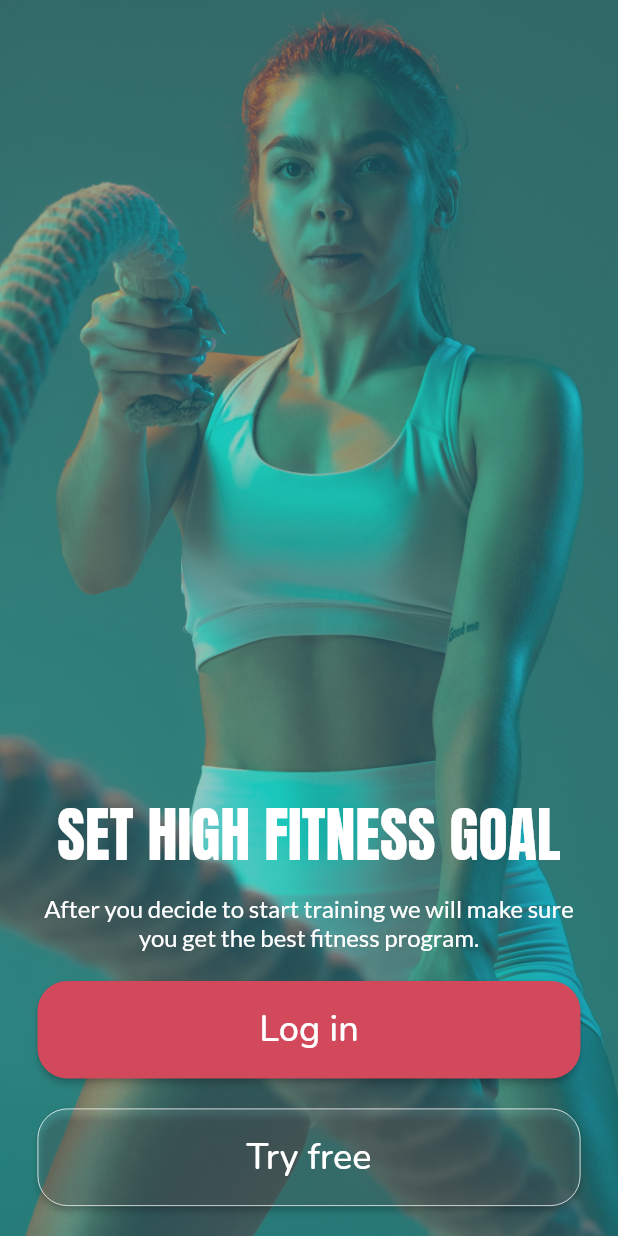
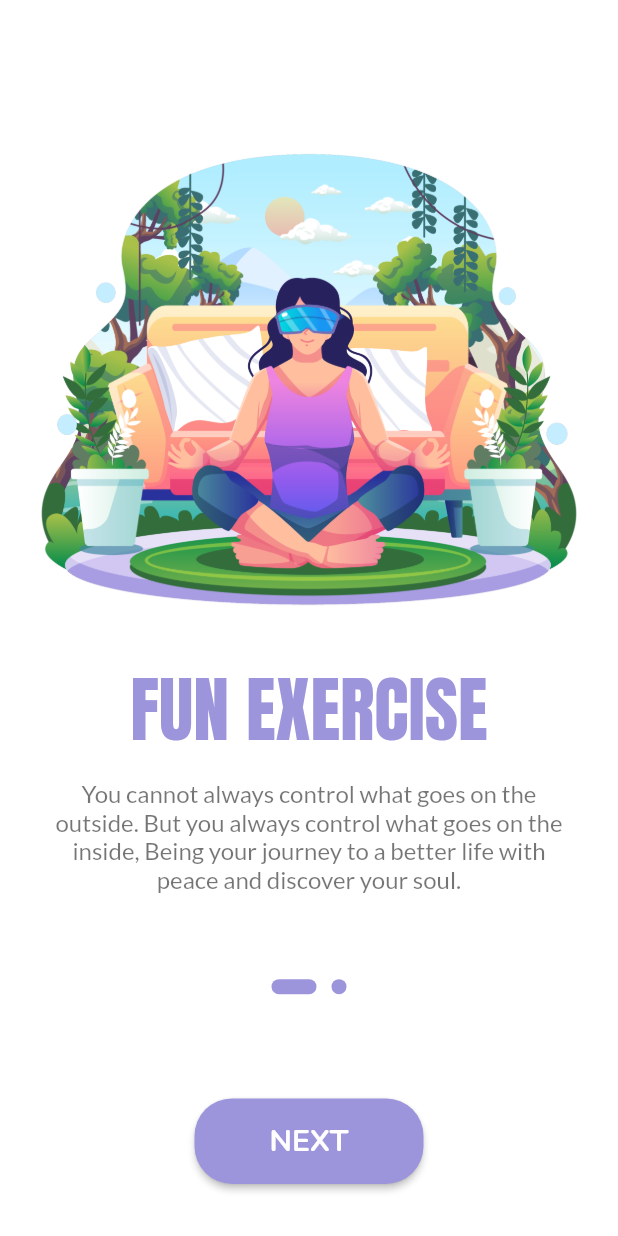
Before and after one commit to shubham24680/balance, a Flutter app: the screen it shows after launch, after a tap on "Try free", on a phone screen of 412 x 824 dp. Run offline on Flutter 3.47's test engine with Material 2 defaults, Android fonts, the light colour scheme and no system bars; drawn by our look-alikes of smooth_page_indicator; our stand-ins replace flutter_svg, google_fonts.

Commit message:
new pages added

```diff
--- a/lib/main.dart
+++ b/lib/main.dart
@@ -1,5 +1,6 @@
-import 'package:balance/onboarding.dart';
 import 'package:flutter/material.dart';
+import 'package:google_fonts/google_fonts.dart';
+import 'options.dart';
 
 void main() {
   runApp(const MainApp());
@@ -10,8 +11,14 @@ class MainApp extends StatelessWidget {
 
   @override
   Widget build(BuildContext context) {
-    return const MaterialApp(
-      home: OnboardingScreen(),
+    return MaterialApp(
+      theme: ThemeData(
+        textTheme: TextTheme(
+          displayLarge: GoogleFonts.anton(color: Colors.white, fontSize: 40),
+          displaySmall: GoogleFonts.lato(color: Colors.white, fontSize: 16),
+        ),
+      ),
+      home: const OptionScreen(),
       debugShowCheckedModeBanner: false,
     );
   }
--- a/lib/onboarding.dart
+++ b/lib/onboarding.dart
@@ -1,69 +1,110 @@
+import 'package:balance/permission.dart';
 import 'package:flutter/material.dart';
 import 'package:google_fonts/google_fonts.dart';
+import 'package:smooth_page_indicator/smooth_page_indicator.dart';
 import 'tool.dart';
 
-class OnboardingScreen extends StatelessWidget {
+class OnboardingScreen extends StatefulWidget {
   const OnboardingScreen({super.key});
+
+  @override
+  State<OnboardingScreen> createState() => _OnboardingScreenState();
+}
+
+class _OnboardingScreenState extends State<OnboardingScreen> {
+  final controller = PageController();
+  final title = {
+    1: "FUN EXERCISE",
+    2: "OWN YOUR HEALTH",
+  };
+  final subTitle = {
+    1: "You cannot always control what goes on the outside. But you always control what goes on the inside, Being your journey to a better life with peace and discover your soul.",
+    2: "Your Diet Is A Bank Account. Good Food Choices Are Good Investments.",
+  };
+
+  @override
+  void dispose() {
+    controller.dispose();
+    super.dispose();
+  }
+
+  pages(id) {
+    return Column(
+      mainAxisAlignment: MainAxisAlignment.start,
+      children: [
+        const SizedBox(height: 100),
+        Image.asset('Assets/Images/one ($id).png'),
+        const SizedBox(height: 30),
+        Padding(
+          padding: const EdgeInsets.symmetric(horizontal: 30),
+          child: Text(
+            title[id]!,
+            style: GoogleFonts.anton(color: purple, fontSize: 48),
+          ),
+        ),
+        const SizedBox(height: 10),
+        Padding(
+          padding: const EdgeInsets.symmetric(horizontal: 30),
+          child: Text(
+            subTitle[id]!,
+            textAlign: TextAlign.center,
+            style: GoogleFonts.lato(color: Colors.black54, fontSize: 16),
+          ),
+        )
+      ],
+    );
+  }
 
   @override
   Widget build(BuildContext context) {
     return Scaffold(
-      body: Container(
-        padding: const EdgeInsets.symmetric(horizontal: 25, vertical: 20),
-        decoration: BoxDecoration(
-          color: teal,
-          image: DecorationImage(
-            image: const AssetImage('Assets/Images/rope.jpg'),
-            fit: BoxFit.cover,
-            colorFilter: ColorFilter.mode(
-              Colors.black.withOpacity(0.5),
-              BlendMode.dstATop,
+      backgroundColor: Colors.white,
+      body: PageView(
+        controller: controller,
+        children: [
+          pages(1),
+          pages(2),
+        ],
+      ),
+      bottomSheet: Container(
+        color: Colors.white,
+        height: MediaQuery.of(context).size.height / 4,
+        width: double.maxFinite,
+        child: Column(
+          mainAxisAlignment: MainAxisAlignment.spaceAround,
+          children: [
+            SmoothPageIndicator(
+              controller: controller,
+              count: 2,
+              effect: const ExpandingDotsEffect(
+                activeDotColor: purple,
+                dotColor: purple,
+                spacing: 10.0,
+                dotHeight: 10.0,
+                dotWidth: 10.0,
+                paintStyle: PaintingStyle.fill,
+                strokeWidth: 1.0,
+              ),
             ),
-          ),
-        ),
-        child: Column(
-          mainAxisAlignment: MainAxisAlignment.end,
-          children: [
-            Text(
-              "SET HIGH FITNESS GOAL",
-              textAlign: TextAlign.center,
-              style: GoogleFonts.anton(color: Colors.white, fontSize: 40),
-            ),
-            const SizedBox(height: 10),
-            Text(
-              "After you decide to start training we will make sure you get the best fitness program.",
-              textAlign: TextAlign.center,
-              style: GoogleFonts.lato(color: Colors.white, fontSize: 16),
-            ),
-            const SizedBox(height: 20),
             ElevatedButton(
-              onPressed: () {},
+              onPressed: () {
+                Navigator.push(context, MaterialPageRoute(builder: (context) {
+                  return Permissions();
+                }));
+              },
               style: ElevatedButton.styleFrom(
-                  backgroundColor: red,
-                  minimumSize: const Size.fromHeight(65),
+                  backgroundColor: purple,
+                  padding:
+                      const EdgeInsets.symmetric(horizontal: 50, vertical: 15),
                   shape: RoundedRectangleBorder(
-                    borderRadius: BorderRadius.circular(20),
+                    borderRadius: BorderRadius.circular(25),
                   )),
               child: Text(
-                "Log in",
-                style: GoogleFonts.nunito(fontSize: 24),
+                "NEXT",
+                style: GoogleFonts.nunito(
+                    fontSize: 20, fontWeight: FontWeight.bold),
               ),
             ),
-            const SizedBox(height: 20),
-            ElevatedButton(
-              onPressed: () {},
-              style: ElevatedButton.styleFrom(
-                  backgroundColor: Colors.white10,
-                  minimumSize: const Size.fromHeight(65),
-                  side: const BorderSide(color: Colors.white, width: 0.5),
-                  shape: RoundedRectangleBorder(
-                    borderRadius: BorderRadius.circular(20),
-                  )),
-              child: Text(
-                "Try free",
-                style: GoogleFonts.nunito(fontSize: 24),
-              ),
-            )
           ],
         ),
       ),
--- /dev/null
+++ b/lib/options.dart
@@ -0,0 +1,81 @@
+import 'package:flutter/material.dart';
+import 'package:google_fonts/google_fonts.dart';
+import 'onboarding.dart';
+import 'tool.dart';
+
+class OptionScreen extends StatelessWidget {
+  const OptionScreen({super.key});
+
+  @override
+  Widget build(BuildContext context) {
+    return Scaffold(
+      body: Container(
+        padding: padding,
+        decoration: BoxDecoration(
+          color: teal,
+          image: DecorationImage(
+            image: const AssetImage('Assets/Images/rope.jpg'),
+            fit: BoxFit.cover,
+            colorFilter: ColorFilter.mode(
+              Colors.black.withOpacity(0.5),
+              BlendMode.dstATop,
+            ),
+          ),
+        ),
+        child: Column(
+          mainAxisAlignment: MainAxisAlignment.end,
+          children: [
+            // Title
+            Text(
+              "SET HIGH FITNESS GOAL",
+              textAlign: TextAlign.center,
+              style: Theme.of(context).textTheme.displayLarge,
+            ),
+            const SizedBox(height: 10),
+            // Subtitle
+            Text(
+              "After you decide to start training we will make sure you get the best fitness program.",
+              textAlign: TextAlign.center,
+              style: Theme.of(context).textTheme.displaySmall,
+            ),
+            const SizedBox(height: 20),
+            // Log in Button
+            ElevatedButton(
+              onPressed: () {},
+              style: ElevatedButton.styleFrom(
+                  backgroundColor: red,
+                  minimumSize: const Size.fromHeight(65),
+                  shape: RoundedRectangleBorder(
+                    borderRadius: BorderRadius.circular(20),
+                  )),
+              child: Text(
+                "Log in",
+                style: GoogleFonts.nunito(fontSize: 24),
+              ),
+            ),
+            const SizedBox(height: 20),
+            // Sign up Button
+            ElevatedButton(
+              onPressed: () {
+                Navigator.push(context, MaterialPageRoute(builder: (context) {
+                  return const OnboardingScreen();
+                }));
+              },
+              style: ElevatedButton.styleFrom(
+                  backgroundColor: Colors.white10,
+                  minimumSize: const Size.fromHeight(65),
+                  side: const BorderSide(color: Colors.white, width: 0.5),
+                  shape: RoundedRectangleBorder(
+                    borderRadius: BorderRadius.circular(20),
+                  )),
+              child: Text(
+                "Try free",
+                style: GoogleFonts.nunito(fontSize: 24),
+              ),
+            )
+          ],
+        ),
+      ),
+    );
+  }
+}
--- a/lib/tool.dart
+++ b/lib/tool.dart
@@ -2,3 +2,7 @@ import 'package:flutter/material.dart';
 
 const teal = Color(0xff32908F);
 const red = Color(0xffD1495B);
+const purple = Color(0xff9C95DC);
+const orange = Color(0xffFF735C);
+const green = Color(0xff40531B);
+const padding = EdgeInsets.symmetric(horizontal: 25, vertical: 20);
--- a/pubspec.yaml
+++ b/pubspec.yaml
@@ -9,7 +9,10 @@ environment:
 dependencies:
   flutter:
     sdk: flutter
+  flutter_svg: ^2.0.2
   google_fonts: ^4.0.3
+  permission_handler: ^10.2.0
+  smooth_page_indicator: ^1.0.1
 
 dev_dependencies:
   flutter_test:
@@ -20,4 +23,5 @@ flutter:
   uses-material-design: true
 
   assets:
+    - Assets/Icons/
     - Assets/Images/
```
Also changed, not shown: lib/permission.dart (added, +94 -0 lines), lib/signup.dart (added, +196 -0 lines), Assets/Icons/google.svg (added), Assets/Icons/icon (1).svg (added), Assets/Icons/icon (2).svg (added), Assets/Icons/icon (3).svg (added), Assets/Images/one (1).png (added), Assets/Images/one (2).png (added), Assets/Images/permission.jpg (added), pubspec.lock, 3 other files.
